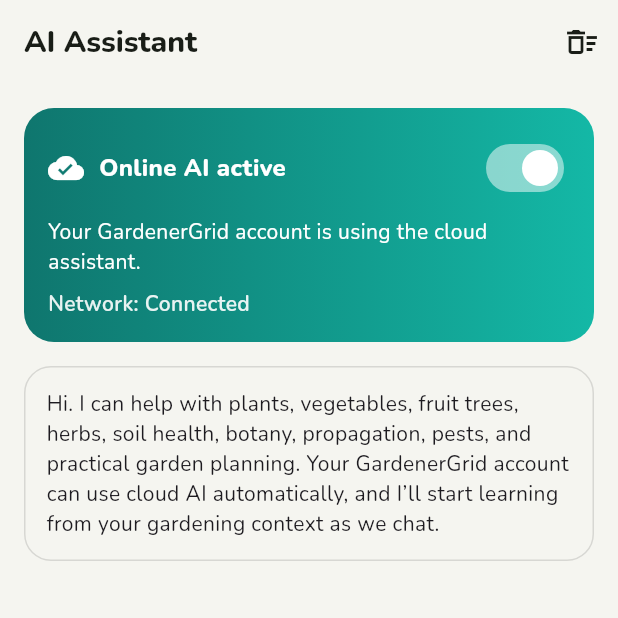
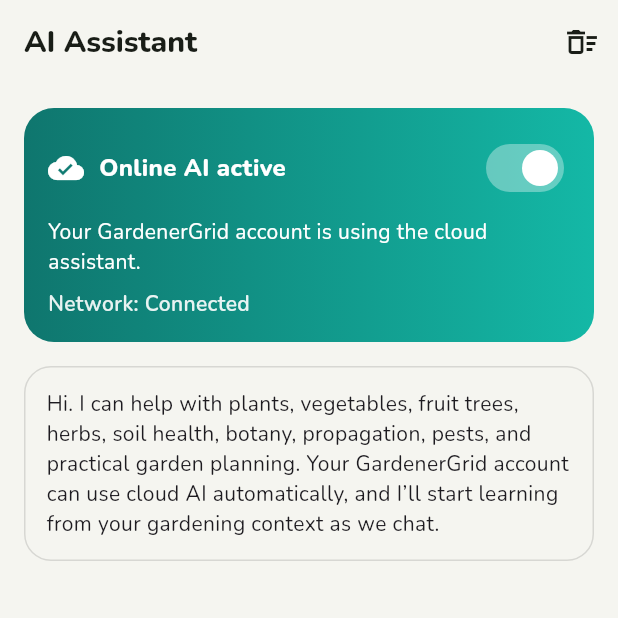
Before and after one commit to Ocelotghxzt/GardenerGrid, a Flutter app: the AiAssistantScreen screen opened by its route, on a phone screen of 412 x 824 dp, the top half of it. Run offline on Flutter 3.47's test engine with Material 3 defaults, Android fonts, the phone set to English and light mode, and no system bars; drawn by our look-alikes of flutter_markdown; our stand-ins replace cloud_firestore, cloud_functions, connectivity_plus, file_picker, firebase_auth, firebase_core and 10 more; accounts and stored records are empty.

Commit message:
Polish AI assistant toggle styling

```diff
--- a/lib/screens/ai/ai_assistant_screen.dart
+++ b/lib/screens/ai/ai_assistant_screen.dart
@@ -112,6 +112,7 @@ class _AiAssistantScreenState extends State<AiAssistantScreen> {
 					  value: ai.preferOnline,
 					  onChanged: ai.setOnlineMode,
 					  activeThumbColor: Colors.white,
+                      activeTrackColor: Colors.white.withValues(alpha: 0.35),
 					),
 				  ],
 				),
```
